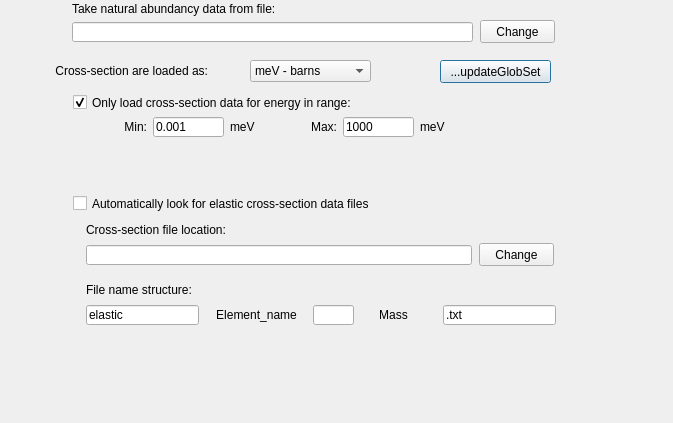
Above: src/gui/amatparticleconfigurator.ui from andrmor/ANTS2 before the change. Below: the same form after it.
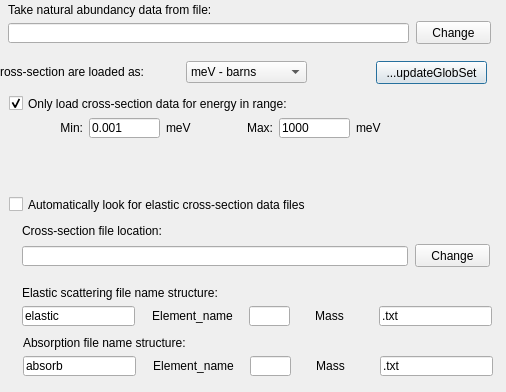
That is the form after the change.

The edit to the form file:
```diff
--- a/src/gui/amatparticleconfigurator.ui
+++ b/src/gui/amatparticleconfigurator.ui
@@ -6,8 +6,8 @@
    <rect>
     <x>0</x>
     <y>0</y>
-    <width>673</width>
-    <height>423</height>
+    <width>506</width>
+    <height>392</height>
    </rect>
   </property>
   <property name="windowTitle">
@@ -16,8 +16,8 @@
   <widget class="QPushButton" name="pbUpdateGlobSet">
    <property name="geometry">
     <rect>
-     <x>440</x>
-     <y>60</y>
+     <x>376</x>
+     <y>61</y>
      <width>111</width>
      <height>23</height>
     </rect>
@@ -29,8 +29,8 @@
   <widget class="QLabel" name="label_7">
    <property name="geometry">
     <rect>
-     <x>230</x>
-     <y>120</y>
+     <x>166</x>
+     <y>121</y>
      <width>47</width>
      <height>13</height>
     </rect>
@@ -42,8 +42,8 @@
   <widget class="QLineEdit" name="ledMaxEnergy">
    <property name="geometry">
     <rect>
-     <x>343</x>
-     <y>117</y>
+     <x>279</x>
+     <y>118</y>
      <width>71</width>
      <height>20</height>
     </rect>
@@ -55,8 +55,8 @@
   <widget class="QCheckBox" name="cbOnlyInRange">
    <property name="geometry">
     <rect>
-     <x>73</x>
-     <y>94</y>
+     <x>9</x>
+     <y>95</y>
      <width>321</width>
      <height>17</height>
     </rect>
@@ -71,8 +71,8 @@
   <widget class="QComboBox" name="cobUnitsForEllastic">
    <property name="geometry">
     <rect>
-     <x>250</x>
-     <y>60</y>
+     <x>186</x>
+     <y>61</y>
      <width>121</width>
      <height>22</height>
     </rect>
@@ -104,8 +104,8 @@
    </property>
    <property name="geometry">
     <rect>
-     <x>73</x>
-     <y>195</y>
+     <x>9</x>
+     <y>196</y>
      <width>361</width>
      <height>17</height>
     </rect>
@@ -120,10 +120,10 @@
   <widget class="QFrame" name="frame">
    <property name="geometry">
     <rect>
-     <x>73</x>
-     <y>215</y>
+     <x>9</x>
+     <y>216</y>
      <width>491</width>
-     <height>121</height>
+     <height>171</height>
     </rect>
    </property>
    <property name="frameShape">
@@ -246,21 +246,105 @@
     <property name="geometry">
      <rect>
       <x>13</x>
-      <y>67</y>
-      <width>141</width>
+      <y>69</y>
+      <width>241</width>
       <height>16</height>
      </rect>
     </property>
     <property name="text">
-     <string>File name structure:</string>
+     <string>Elastic scattering file name structure:</string>
+    </property>
+   </widget>
+   <widget class="QLineEdit" name="lePreNameAbs">
+    <property name="geometry">
+     <rect>
+      <x>14</x>
+      <y>140</y>
+      <width>113</width>
+      <height>20</height>
+     </rect>
+    </property>
+    <property name="text">
+     <string>absorb</string>
+    </property>
+   </widget>
+   <widget class="QLabel" name="label_10">
+    <property name="geometry">
+     <rect>
+      <x>14</x>
+      <y>119</y>
+      <width>211</width>
+      <height>16</height>
+     </rect>
+    </property>
+    <property name="text">
+     <string>Absorption file name structure:</string>
+    </property>
+   </widget>
+   <widget class="QLabel" name="label_11">
+    <property name="geometry">
+     <rect>
+      <x>134</x>
+      <y>142</y>
+      <width>101</width>
+      <height>16</height>
+     </rect>
+    </property>
+    <property name="text">
+     <string>Element_name</string>
+    </property>
+    <property name="alignment">
+     <set>Qt::AlignCenter</set>
+    </property>
+   </widget>
+   <widget class="QLineEdit" name="leSeparatorInNameAbs">
+    <property name="geometry">
+     <rect>
+      <x>241</x>
+      <y>140</y>
+      <width>41</width>
+      <height>20</height>
+     </rect>
+    </property>
+    <property name="text">
+     <string/>
+    </property>
+   </widget>
+   <widget class="QLabel" name="label_12">
+    <property name="geometry">
+     <rect>
+      <x>286</x>
+      <y>142</y>
+      <width>71</width>
+      <height>16</height>
+     </rect>
+    </property>
+    <property name="text">
+     <string>Mass</string>
+    </property>
+    <property name="alignment">
+     <set>Qt::AlignCenter</set>
+    </property>
+   </widget>
+   <widget class="QLineEdit" name="leEndNameAbs">
+    <property name="geometry">
+     <rect>
+      <x>371</x>
+      <y>140</y>
+      <width>113</width>
+      <height>20</height>
+     </rect>
+    </property>
+    <property name="text">
+     <string>.txt</string>
     </property>
    </widget>
   </widget>
   <widget class="QLineEdit" name="leNatAbundFile">
    <property name="geometry">
     <rect>
-     <x>72</x>
-     <y>22</y>
+     <x>8</x>
+     <y>23</y>
      <width>401</width>
      <height>20</height>
     </rect>
@@ -275,8 +359,8 @@
   <widget class="QLabel" name="label_5">
    <property name="geometry">
     <rect>
-     <x>72</x>
-     <y>1</y>
+     <x>8</x>
+     <y>2</y>
      <width>261</width>
      <height>16</height>
     </rect>
@@ -288,8 +372,8 @@
   <widget class="QLabel" name="label_6">
    <property name="geometry">
     <rect>
-     <x>100</x>
-     <y>120</y>
+     <x>36</x>
+     <y>121</y>
      <width>47</width>
      <height>13</height>
     </rect>
@@ -304,8 +388,8 @@
   <widget class="QPushButton" name="pbChangeNatAbFile">
    <property name="geometry">
     <rect>
-     <x>480</x>
-     <y>20</y>
+     <x>416</x>
+     <y>21</y>
      <width>75</width>
      <height>23</height>
     </rect>
@@ -317,8 +401,8 @@
   <widget class="QLabel" name="label_9">
    <property name="geometry">
     <rect>
-     <x>420</x>
-     <y>120</y>
+     <x>356</x>
+     <y>121</y>
      <width>47</width>
      <height>13</height>
     </rect>
@@ -330,8 +414,8 @@
   <widget class="QLineEdit" name="ledMinEnergy">
    <property name="geometry">
     <rect>
-     <x>153</x>
-     <y>117</y>
+     <x>89</x>
+     <y>118</y>
      <width>71</width>
      <height>20</height>
     </rect>
@@ -343,8 +427,8 @@
   <widget class="QLabel" name="label_34">
    <property name="geometry">
     <rect>
-     <x>48</x>
-     <y>64</y>
+     <x>-16</x>
+     <y>65</y>
      <width>160</width>
      <height>13</height>
     </rect>
@@ -359,8 +443,8 @@
   <widget class="QLabel" name="label_8">
    <property name="geometry">
     <rect>
-     <x>290</x>
-     <y>120</y>
+     <x>226</x>
+     <y>121</y>
      <width>47</width>
      <height>13</height>
     </rect>
```
